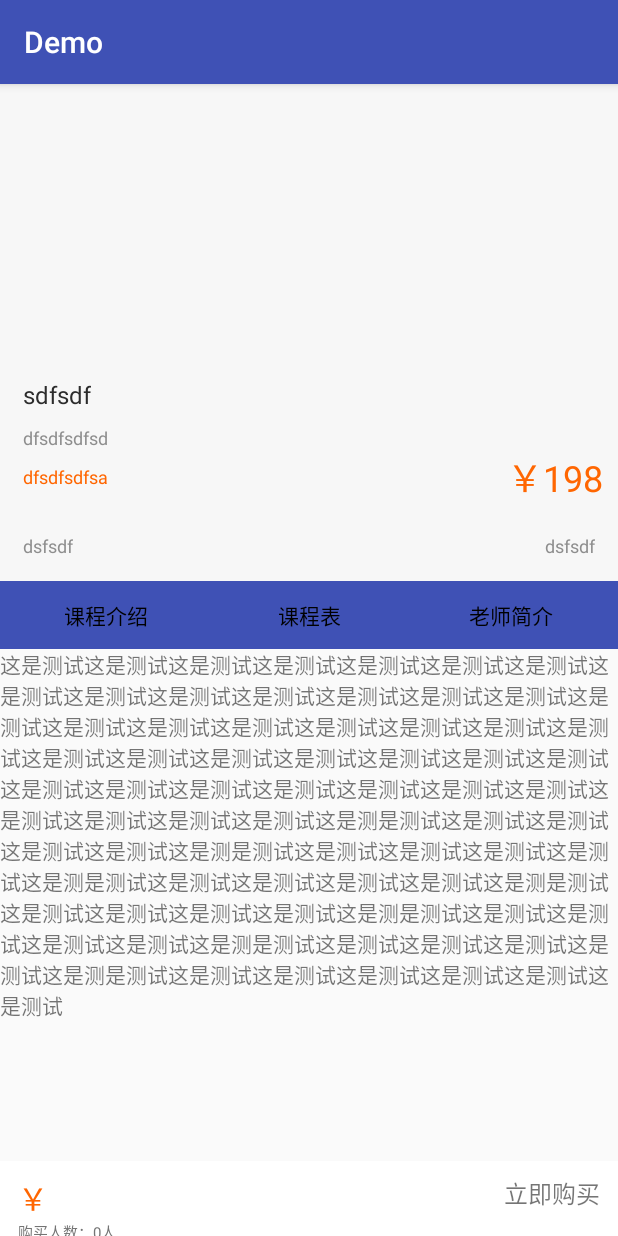
After one commit to darkcgd/Demo, an Android app: the ScrllowViewActivity screen opened directly, with no data from a screen before it, on a phone screen of 412 x 824 dp. The commit adds this screen. Run offline under Robolectric (Android 15) with nearby library versions, the phone set to English and light mode, and no system bars.

Commit message:
增加部分自定义控件

```diff
--- a/app/build.gradle
+++ b/app/build.gradle
@@ -35,6 +35,7 @@ dependencies {
     compile 'com.android.support:appcompat-v7:25.3.1'
     compile 'com.android.support:recyclerview-v7:25.3.1'
     compile 'com.android.support:cardview-v7:25.3.1'
+    compile 'com.android.support:design:25.3.1'
     compile 'com.android.support.constraint:constraint-layout:1.0.2'
     compile 'com.github.darkcgd:AbUtil:1.0'
     compile 'com.tencent.bugly:crashreport:latest.release'
--- a/app/src/main/AndroidManifest.xml
+++ b/app/src/main/AndroidManifest.xml
@@ -31,7 +31,9 @@
         <activity android:name=".activity.DayNightActivity" />
         <activity android:name=".activity.TestDayNightActivity" />
         <activity android:name=".activity.VerticalPageSeekBarActivity" />
-        <activity android:name=".activity.GestureModifyVolumeBrightActivity"></activity>
+        <activity android:name=".activity.GestureModifyVolumeBrightActivity" />
+        <activity android:name=".activity.ScrllowViewActivity" />
+        <activity android:name=".activity.VerticalColorSeekBarActivity"></activity>
     </application>
 
 </manifest>
--- a/app/src/main/java/com/cgd/MainActivity.java
+++ b/app/src/main/java/com/cgd/MainActivity.java
@@ -21,6 +21,8 @@ import com.cgd.activity.RetrofitActivity;
 import com.cgd.activity.RippleActivity;
 import com.cgd.activity.RxjavaActivity;
 import com.cgd.activity.SceenChangeActivity;
+import com.cgd.activity.ScrllowViewActivity;
+import com.cgd.activity.VerticalColorSeekBarActivity;
 import com.cgd.activity.VerticalPageSeekBarActivity;
 import com.cgd.bean.Params;
 
@@ -53,6 +55,8 @@ public class MainActivity extends AppCompatActivity {
         list.add(new Params("Retrofit",RetrofitActivity.class));
         list.add(new Params("夜间模式",DayNightActivity.class));
         list.add(new Params("垂直SeekBar",VerticalPageSeekBarActivity.class));
+        list.add(new Params("SeekBar多色进度条",VerticalColorSeekBarActivity.class));
+        list.add(new Params("滑动置顶",ScrllowViewActivity.class));
     }
 
 
--- /dev/null
+++ b/app/src/main/java/com/cgd/activity/ScrllowViewActivity.java
@@ -0,0 +1,15 @@
+package com.cgd.activity;
+
+import android.support.v7.app.AppCompatActivity;
+import android.os.Bundle;
+
+import com.cgd.R;
+
+public class ScrllowViewActivity extends AppCompatActivity {
+
+    @Override
+    protected void onCreate(Bundle savedInstanceState) {
+        super.onCreate(savedInstanceState);
+        setContentView(R.layout.activity_scrllow_view);
+    }
+}
--- /dev/null
+++ b/app/src/main/res/layout/activity_scrllow_view.xml
@@ -0,0 +1,277 @@
+<?xml version="1.0" encoding="utf-8"?>
+<android.support.design.widget.CoordinatorLayout xmlns:android="http://schemas.android.com/apk/res/android"
+    xmlns:app="http://schemas.android.com/apk/res-auto"
+    android:layout_width="match_parent"
+    android:layout_height="match_parent"
+    >
+
+    <android.support.design.widget.AppBarLayout
+        android:id="@+id/app_bar"
+        android:layout_width="match_parent"
+        android:layout_height="wrap_content"
+        >
+
+        <android.support.design.widget.CollapsingToolbarLayout
+            android:id="@+id/toolbar_layout"
+            android:layout_width="match_parent"
+            android:layout_height="wrap_content"
+            android:fitsSystemWindows="true"
+            app:contentScrim="?attr/colorPrimary"
+            android:background="#f7f7f7"
+            app:layout_scrollFlags="scroll|exitUntilCollapsed">
+
+            <LinearLayout
+                android:layout_width="match_parent"
+                android:layout_height="wrap_content"
+                android:orientation="vertical">
+
+                <ImageView
+                    android:id="@+id/iv_photo"
+                    android:layout_width="match_parent"
+                    android:layout_height="180dp"
+                    android:background="#f7f7f7" />
+
+                <RelativeLayout
+
+                    android:layout_width="match_parent"
+                    android:layout_height="wrap_content"
+                    android:layout_marginBottom="5dp"
+                    >
+
+                    <TextView
+                        android:id="@+id/iv_title"
+                        android:layout_width="wrap_content"
+                        android:layout_height="wrap_content"
+                        android:layout_alignParentLeft="true"
+                        android:layout_alignParentStart="true"
+                        android:layout_alignParentTop="true"
+                        android:layout_marginLeft="15dp"
+                        android:layout_marginRight="15dp"
+                        android:layout_marginTop="16dp"
+                        android:text="sdfsdf"
+                        android:textColor="#2c2c2c"
+                        android:textSize="16sp" />
+
+                    <TextView
+                        android:id="@+id/tv_time"
+                        android:layout_width="wrap_content"
+                        android:layout_height="wrap_content"
+                        android:layout_alignLeft="@+id/iv_title"
+                        android:layout_alignStart="@+id/iv_title"
+                        android:layout_below="@+id/iv_title"
+                        android:layout_marginTop="9dp"
+                        android:text="dfsdfsdfsd"
+                        android:textColor="#8e8e8e"
+                        android:textSize="12sp" />
+
+                    <RelativeLayout
+                        android:id="@+id/rl"
+                        android:layout_width="wrap_content"
+                        android:layout_height="wrap_content"
+                        android:layout_alignParentLeft="true"
+                        android:layout_alignParentStart="true"
+                        android:layout_below="@+id/tv_time"
+                        android:gravity="center">
+
+                        <TextView
+                            android:id="@+id/num"
+                            android:layout_width="wrap_content"
+                            android:layout_height="wrap_content"
+                            android:layout_alignParentLeft="true"
+                            android:layout_alignParentStart="true"
+                            android:layout_centerVertical="true"
+                            android:layout_marginLeft="15dp"
+                            android:text="dfsdfsdfsa"
+                            android:textColor="#ff6601"
+                            android:textSize="12sp" />
+
+                        <TextView
+                            android:id="@+id/tvv_price"
+                            android:layout_width="wrap_content"
+                            android:layout_height="wrap_content"
+                            android:layout_alignParentEnd="true"
+                            android:layout_alignParentRight="true"
+                            android:layout_marginRight="10dp"
+                            android:text="￥198"
+                            android:textColor="#ff6601"
+                            android:textSize="24sp" />
+                    </RelativeLayout>
+
+                    <View
+                        android:id="@+id/view6"
+                        android:layout_width="match_parent"
+                        android:layout_height="1dp"
+                        android:layout_below="@+id/rl"
+                        android:layout_marginTop="8dp"
+                        android:background="#f7f7f7" />
+
+                    <RelativeLayout
+                        android:layout_width="match_parent"
+                        android:layout_height="wrap_content"
+                        android:layout_below="@+id/view6"
+                        android:layout_marginBottom="10dp"
+                        android:layout_marginLeft="15dp"
+                        android:layout_marginTop="10dp">
+
+                        <TextView
+                            android:id="@+id/coursenum"
+                            android:layout_width="wrap_content"
+                            android:layout_height="wrap_content"
+                            android:text="dsfsdf"
+                            android:textColor="#8e8e8e"
+                            android:textSize="12sp" />
+
+                        <TextView
+                            android:id="@+id/state"
+                            android:layout_width="wrap_content"
+                            android:layout_height="wrap_content"
+                            android:layout_alignParentEnd="true"
+                            android:layout_alignParentRight="true"
+                            android:layout_alignParentTop="true"
+                            android:layout_marginRight="15dp"
+                            android:text="dsfsdf"
+                            android:textColor="#8e8e8e"
+                            android:textSize="12sp" />
+
+                    </RelativeLayout>
+                </RelativeLayout>
+            </LinearLayout>
+        </android.support.design.widget.CollapsingToolbarLayout>
+        <LinearLayout
+            android:layout_width="match_parent"
+            android:layout_height="45dp"
+            android:orientation="horizontal">
+
+            <RadioGroup
+                android:id="@+id/rg"
+                android:layout_width="match_parent"
+                android:layout_height="match_parent"
+                android:orientation="horizontal">
+
+                <RadioButton
+                    android:id="@+id/rb_des"
+                    android:layout_width="wrap_content"
+                    android:layout_height="match_parent"
+                    android:layout_weight="1"
+                    android:button="@null"
+                    android:checked="true"
+                    android:gravity="center"
+                    android:text="课程介绍"
+                    android:textColor="#000"
+                    android:textSize="14sp" />
+
+                <RadioButton
+                    android:id="@+id/rb_course"
+                    android:layout_width="wrap_content"
+                    android:layout_height="match_parent"
+                    android:layout_weight="1"
+                    android:button="@null"
+                    android:gravity="center"
+                    android:text="课程表"
+                    android:textColor="#000"
+                    android:textSize="14sp" />
+
+                <RadioButton
+                    android:id="@+id/rb_teacher"
+                    android:layout_width="wrap_content"
+                    android:layout_height="match_parent"
+                    android:layout_weight="1"
+                    android:button="@null"
+                    android:gravity="center"
+                    android:text="老师简介"
+                    android:textColor="#000"
+                    android:textSize="14sp" />
+            </RadioGroup>
+
+        </LinearLayout>
+
+    </android.support.design.widget.AppBarLayout>
+
+    <android.support.v4.widget.NestedScrollView
+        android:layout_width="match_parent"
+        android:layout_height="match_parent"
+        android:overScrollMode="always"
+        app:layout_behavior="@string/appbar_scrolling_view_behavior">
+        <!--- app:layout_behavior="@string/appbar_scrolling_view_behavior"-->
+
+
+        <LinearLayout
+            android:layout_width="match_parent"
+            android:layout_height="match_parent"
+            android:orientation="vertical">
+
+            <WebView
+                android:id="@+id/wv_coursedes"
+                android:layout_width="match_parent"
+                android:layout_height="match_parent"
+                android:layout_marginBottom="500dp"
+                android:visibility="gone" />
+
+            <TextView
+                android:id="@+id/tv_coursedes"
+                android:layout_width="match_parent"
+                android:layout_height="wrap_content"
+                android:layout_gravity="center"
+                android:layout_marginBottom="500dp"
+                android:text="这是测试这是测试这是测试这是测试这是测试这是测试这是测试这是测试这是测试这是测试这是测试这是测试这是测试这是测试这是测试这是测试这是测试这是测试这是测试这是测试这是测试这是测试这是测试这是测试这是测试这是测试这是测试这是测试这是测试这是测试这是测试这是测试这是测试这是测试这是测试这是测试这是测试这是测试这是测试这是测试这是测是测试这是测试这是测试这是测试这是测试这是测是测试这是测试这是测试这是测试这是测试这是测是测试这是测试这是测试这是测试这是测试这是测是测试这是测试这是测试这是测试这是测试这是测是测试这是测试这是测试这是测试这是测试这是测是测试这是测试这是测试这是测试这是测试这是测是测试这是测试这是测试这是测试这是测试这是测试这是测试"
+                />
+
+
+            <ListView
+                android:id="@+id/lv_coursetable"
+                android:layout_width="match_parent"
+                android:layout_height="match_parent"
+                android:layout_marginTop="7dp"
+                android:visibility="gone"
+                />
+        </LinearLayout>
+    </android.support.v4.widget.NestedScrollView>
+
+
+
+    <RelativeLayout
+        android:layout_width="match_parent"
+        android:layout_height="50dp"
+        android:layout_gravity="bottom"
+        android:background="#fff">
+
+        <TextView
+            android:id="@+id/tv_buy"
+            android:layout_width="wrap_content"
+            android:layout_height="wrap_content"
+            android:layout_alignParentEnd="true"
+            android:layout_alignParentRight="true"
+            android:layout_alignTop="@+id/tv_price"
+            android:layout_marginRight="12dp"
+            android:gravity="center"
+            android:text="立即购买"
+            android:background="#fff"
+            android:textSize="16sp" />
+
+        <TextView
+            android:id="@+id/tv_price"
+            android:layout_width="wrap_content"
+            android:layout_height="wrap_content"
+            android:layout_alignParentLeft="true"
+            android:layout_alignParentStart="true"
+            android:layout_marginLeft="12dp"
+            android:layout_marginTop="9dp"
+            android:text="￥"
+            android:textColor="#ff6601"
+            android:textSize="20sp" />
+
+        <TextView
+            android:id="@+id/tv_bount"
+            android:layout_width="wrap_content"
+            android:layout_height="wrap_content"
+            android:layout_alignLeft="@+id/tv_price"
+            android:layout_alignStart="@+id/tv_price"
+            android:layout_below="@+id/tv_price"
+            android:text="购买人数：0人"
+            android:textColor="#747474"
+            android:textSize="10sp" />
+
+    </RelativeLayout>
+
+
+</android.support.design.widget.CoordinatorLayout>
```
Also changed, not shown: app/src/main/java/com/cgd/activity/VerticalColorSeekBarActivity.java (added, +31 -0 lines), app/src/main/java/com/cgd/widget/VerticalColorSeekBar.java (added, +164 -0 lines), app/src/main/res/layout/activity_vertical_color_seek_bar.xml (added, +53 -0 lines), app/src/main/res/values/attrs.xml (+13 -0 lines).
